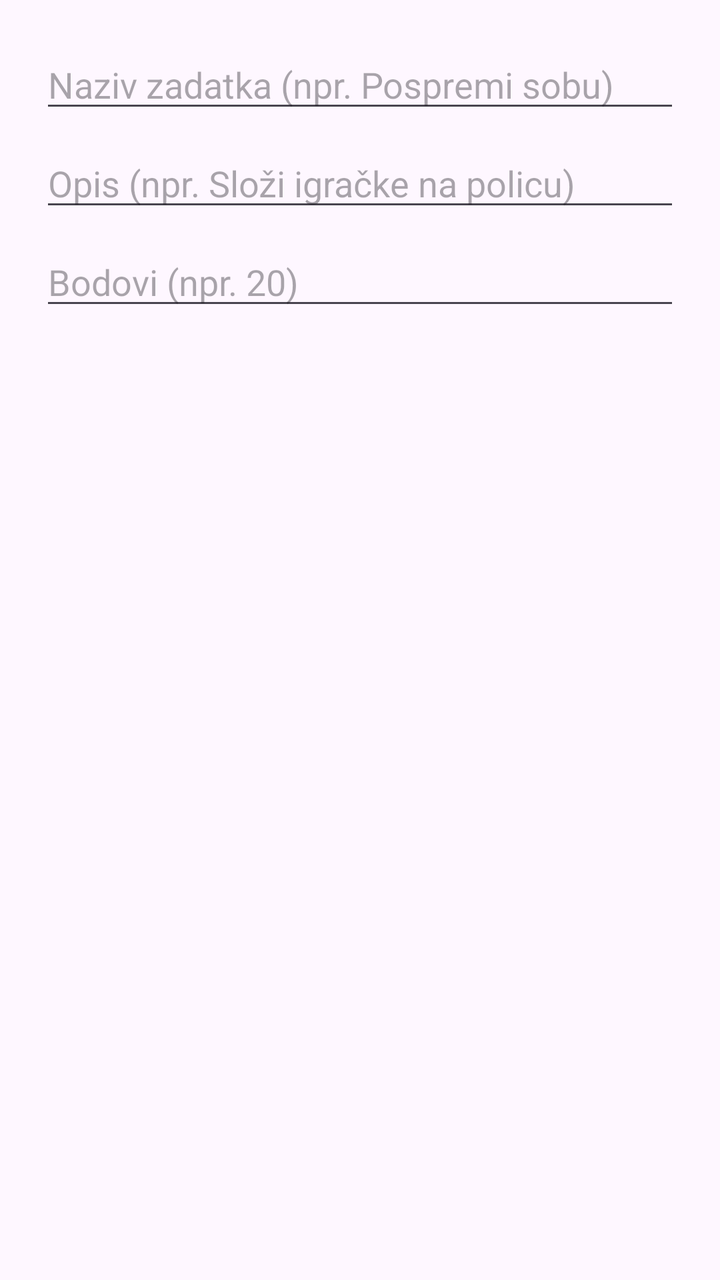
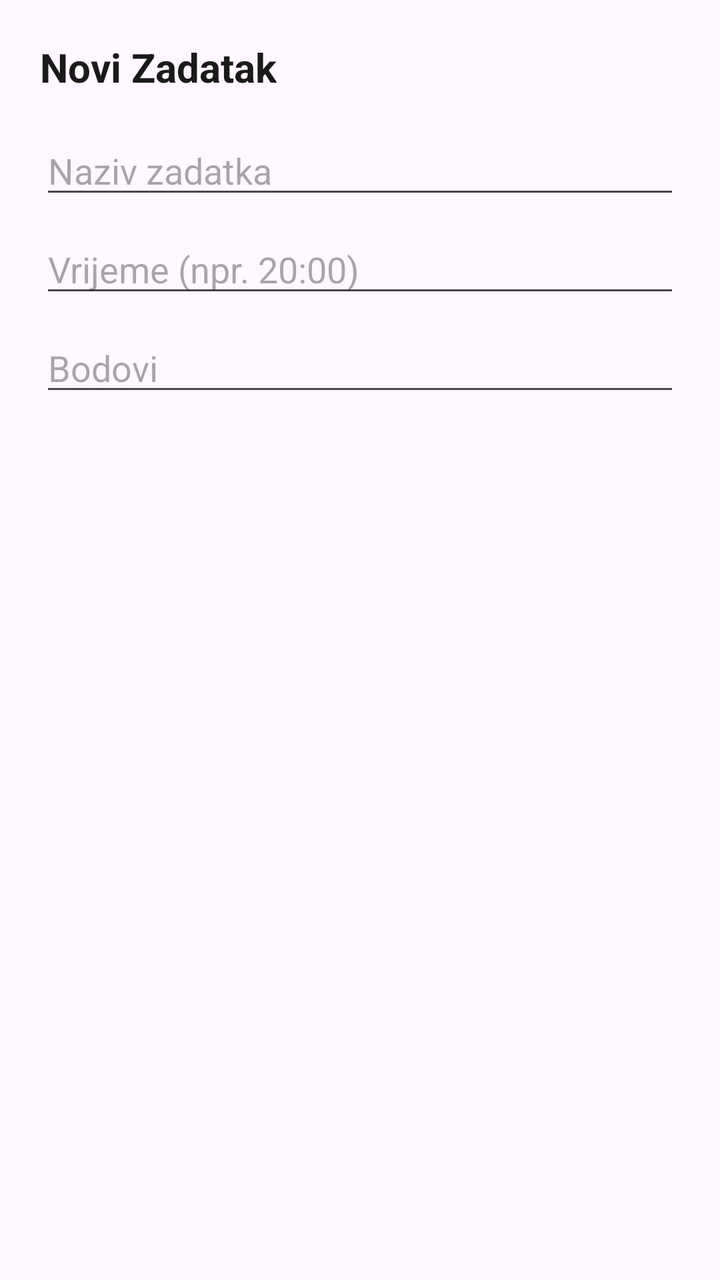

An Android layout rendered at two revisions. The XML below is the earlier revision; the diff shows what the commit changed to produce the second picture.
<!-- AndroidManifest.xml: application theme Theme.ChoreHero -->
<!-- res/layout/dialog_add_task.xml -->
<?xml version="1.0" encoding="utf-8"?>
<LinearLayout xmlns:android="http://schemas.android.com/apk/res/android"
    xmlns:tools="http://schemas.android.com/tools"
    android:layout_width="match_parent"
    android:layout_height="wrap_content"
    android:orientation="vertical"
    android:padding="20dp"
    tools:ignore="HardcodedText,SpellCheckingInspection">

    <EditText
        android:id="@+id/etTaskTitle"
        android:layout_width="match_parent"
        android:layout_height="wrap_content"
        android:hint="Naziv zadatka (npr. Pospremi sobu)"
        android:importantForAutofill="no"
        android:inputType="textCapSentences" />

    <EditText
        android:id="@+id/etTaskDescription"
        android:layout_width="match_parent"
        android:layout_height="wrap_content"
        android:layout_marginTop="8dp"
        android:hint="Opis (npr. Složi igračke na policu)"
        android:importantForAutofill="no"
        android:inputType="textCapSentences" />

    <EditText
        android:id="@+id/etTaskPoints"
        android:layout_width="match_parent"
        android:layout_height="wrap_content"
        android:layout_marginTop="8dp"
        android:hint="Bodovi (npr. 20)"
        android:importantForAutofill="no"
        android:inputType="number" />

</LinearLayout>
<!-- resources referenced by this layout -->
<resources>
  <style name="Theme.ChoreHero" parent="Base.Theme.ChoreHero" />
  <style name="Base.Theme.ChoreHero" parent="Theme.Material3.DayNight.NoActionBar">
          
          
      </style>
</resources>

<!-- the commit's change to res/layout/dialog_add_task.xml (unified diff, before → after) -->
@@ -1,36 +1,38 @@
 <?xml version="1.0" encoding="utf-8"?>
 <LinearLayout xmlns:android="http://schemas.android.com/apk/res/android"
-    xmlns:tools="http://schemas.android.com/tools"
     android:layout_width="match_parent"
     android:layout_height="wrap_content"
     android:orientation="vertical"
-    android:padding="20dp"
-    tools:ignore="HardcodedText,SpellCheckingInspection">
+    android:padding="20dp">
+
+    <TextView
+        android:layout_width="wrap_content"
+        android:layout_height="wrap_content"
+        android:text="Novi Zadatak"
+        android:textColor="#1A1A1A"
+        android:textSize="20sp"
+        android:textStyle="bold" />
 
     <EditText
-        android:id="@+id/etTaskTitle"
+        android:id="@+id/etDialogTitle"
         android:layout_width="match_parent"
         android:layout_height="wrap_content"
-        android:hint="Naziv zadatka (npr. Pospremi sobu)"
-        android:importantForAutofill="no"
-        android:inputType="textCapSentences" />
+        android:layout_marginTop="16dp"
+        android:hint="Naziv zadatka" />
 
     <EditText
-        android:id="@+id/etTaskDescription"
+        android:id="@+id/etDialogTime"
         android:layout_width="match_parent"
         android:layout_height="wrap_content"
         android:layout_marginTop="8dp"
-        android:hint="Opis (npr. Složi igračke na policu)"
-        android:importantForAutofill="no"
-        android:inputType="textCapSentences" />
+        android:hint="Vrijeme (npr. 20:00)" />
 
     <EditText
-        android:id="@+id/etTaskPoints"
+        android:id="@+id/etDialogPoints"
         android:layout_width="match_parent"
         android:layout_height="wrap_content"
         android:layout_marginTop="8dp"
-        android:hint="Bodovi (npr. 20)"
-        android:importantForAutofill="no"
+        android:hint="Bodovi"
         android:inputType="number" />
 
 </LinearLayout>
